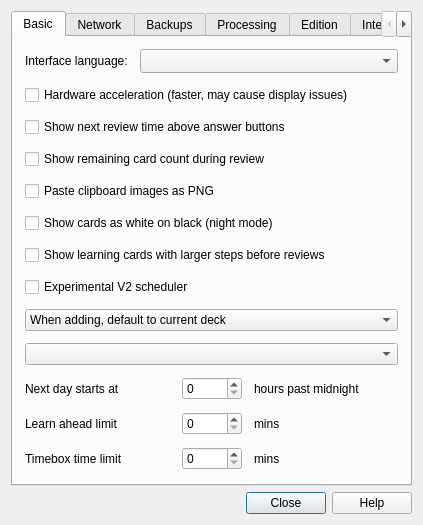
Before: the Qt Designer form designer/preferences.ui in lovac42/anki, drawn with Qt 5.
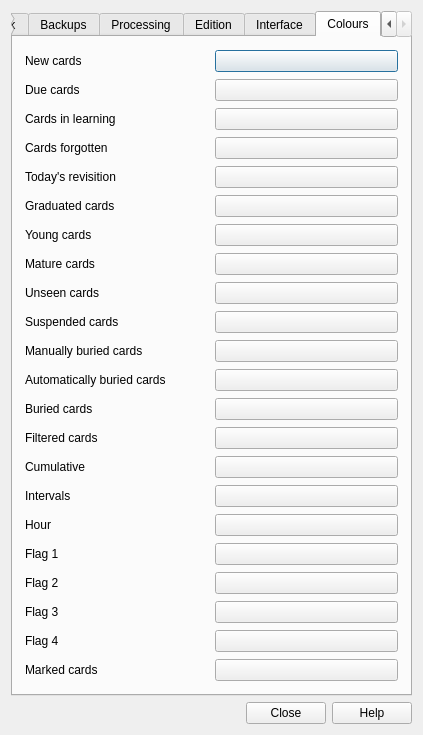
After: the same form once the commit is applied. The open tabs and pages were chosen to show the change.

Commit message: Colours can be configured from preferences

Diff of the .ui file:
```diff
--- a/designer/preferences.ui
+++ b/designer/preferences.ui
@@ -7,7 +7,7 @@
     <x>0</x>
     <y>0</y>
     <width>423</width>
-    <height>508</height>
+    <height>735</height>
    </rect>
   </property>
   <property name="windowTitle">
@@ -438,7 +438,7 @@
        </item>
       </layout>
      </widget>
-     <widget class="QWidget" name="tab_3">
+     <widget class="QWidget" name="tab_4">
       <attribute name="title">
        <string>Processing</string>
       </attribute>
@@ -540,6 +540,432 @@
        </item>
       </layout>
      </widget>
+     <widget class="QWidget" name="tab_4">
+      <attribute name="title">
+       <string>Colours</string>
+      </attribute>
+      <layout class="QGridLayout" name="verticalLayout_3">
+       <property name="margin">
+        <number>12</number>
+       </property>
+       <item row="0" column="0">
+        <widget class="QLabel" name="label_2">
+         <property name="toolTip">
+          <string>Cards that you are supposed to see today</string>
+         </property>
+         <property name="locale">
+          <locale language="English" country="UnitedStates"/>
+         </property>
+         <property name="text">
+          <string>New cards</string>
+         </property>
+        </widget>
+       </item>
+       <item row="0" column="1">
+        <widget class="QPushButton" name="newButton">
+         <property name="text">
+          <string/>
+         </property>
+        </widget>
+       </item>
+       <item row="1" column="0">
+        <widget class="QLabel" name="label_2">
+         <property name="toolTip">
+          <string>Cards you'll see today, and that you have already
+		   seen (sum of review, and learning).</string>
+         </property>
+         <property name="locale">
+          <locale language="English" country="UnitedStates"/>
+         </property>
+         <property name="text">
+          <string>Due cards</string>
+         </property>
+        </widget>
+       </item>
+       <item row="1" column="1">
+        <widget class="QPushButton" name="dueButton">
+         <property name="text">
+          <string/>
+         </property>
+        </widget>
+       </item>
+       <item row="2" column="0">
+        <widget class="QLabel" name="label_2">
+         <property name="toolTip">
+          <string>Cards that you have recently seen and that you'll
+		   see again soon. Either a new card which has not graduated,
+		   or a review which you forgot.</string>
+         </property>
+         <property name="locale">
+          <locale language="English" country="UnitedStates"/>
+         </property>
+         <property name="text">
+          <string>Cards in learning</string>
+         </property>
+        </widget>
+       </item>
+       <item row="2" column="1">
+        <widget class="QPushButton" name="learnButton">
+         <property name="text">
+          <string/>
+         </property>
+        </widget>
+       </item>
+       <item row="4" column="0">
+        <widget class="QLabel" name="label_2">
+         <property name="toolTip">
+          <string>Cards which have already graduated, that you are
+		   supposed to see today, and have not already seen.</string>
+         </property>
+         <property name="locale">
+          <locale language="English" country="UnitedStates"/>
+         </property>
+         <property name="text">
+          <string>Today's revisition</string>
+         </property>
+        </widget>
+       </item>
+       <item row="4" column="1">
+        <widget class="QPushButton" name="revButton">
+         <property name="text">
+          <string/>
+         </property>
+        </widget>
+       </item>
+       <item row="5" column="0">
+        <widget class="QLabel" name="label_2">
+         <property name="toolTip">
+          <string>Cards which are not new, nor in learning.</string>
+         </property>
+         <property name="locale">
+          <locale language="English" country="UnitedStates"/>
+         </property>
+         <property name="text">
+          <string>Graduated cards</string>
+         </property>
+        </widget>
+       </item>
+       <item row="5" column="1">
+        <widget class="QPushButton" name="gradButton">
+         <property name="text">
+          <string/>
+         </property>
+        </widget>
+       </item>
+       <item row="6" column="0">
+        <widget class="QLabel" name="label_2">
+         <property name="toolTip">
+          <string>Cards whose interval is less than three weeks.</string>
+         </property>
+         <property name="locale">
+          <locale language="English" country="UnitedStates"/>
+         </property>
+         <property name="text">
+          <string>Young cards</string>
+         </property>
+        </widget>
+       </item>
+       <item row="6" column="1">
+        <widget class="QPushButton" name="youngButton">
+         <property name="text">
+          <string/>
+         </property>
+        </widget>
+       </item>
+       <item row="7" column="0">
+        <widget class="QLabel" name="label_2">
+         <property name="toolTip">
+          <string>Cards whose interval is at least three weeks.</string>
+         </property>
+         <property name="locale">
+          <locale language="English" country="UnitedStates"/>
+         </property>
+         <property name="text">
+          <string>Mature cards</string>
+         </property>
+        </widget>
+       </item>
+       <item row="7" column="1">
+        <widget class="QPushButton" name="matureButton">
+         <property name="text">
+          <string/>
+         </property>
+        </widget>
+       </item>
+       <item row="8" column="0">
+        <widget class="QLabel" name="label_2">
+         <property name="toolTip">
+          <string>Cards which you never saw (or which you buried
+           before they graduated)</string>
+         </property>
+         <property name="locale">
+          <locale language="English" country="UnitedStates"/>
+         </property>
+         <property name="text">
+          <string>Unseen cards</string>
+         </property>
+        </widget>
+       </item>
+       <item row="8" column="1">
+        <widget class="QPushButton" name="unseenButton">
+         <property name="text">
+          <string/>
+         </property>
+        </widget>
+       </item>
+       <item row="9" column="0">
+        <widget class="QLabel" name="label_2">
+         <property name="toolTip">
+          <string/>
+         </property>
+         <property name="locale">
+          <locale language="English" country="UnitedStates"/>
+         </property>
+         <property name="text">
+          <string>Suspended cards</string>
+         </property>
+        </widget>
+       </item>
+       <item row="9" column="1">
+        <widget class="QPushButton" name="suspButton">
+         <property name="text">
+          <string/>
+         </property>
+        </widget>
+       </item>
+       <item row="10" column="0">
+        <widget class="QLabel" name="label_2">
+         <property name="toolTip">
+          <string>Cards such that you pressed «bury» today on them</string>
+         </property>
+         <property name="locale">
+          <locale language="English" country="UnitedStates"/>
+         </property>
+         <property name="text">
+          <string>Manually buried cards</string>
+         </property>
+        </widget>
+       </item>
+       <item row="10" column="1">
+        <widget class="QPushButton" name="userBuriedButton">
+         <property name="text">
+          <string/>
+         </property>
+        </widget>
+       </item>
+       <item row="11" column="0">
+        <widget class="QLabel" name="label_2">
+         <property name="toolTip">
+          <string>Cards which were buried because you reviewed one of
+		   their siblings.</string>
+         </property>
+         <property name="locale">
+          <locale language="English" country="UnitedStates"/>
+         </property>
+         <property name="text">
+          <string>Automatically buried cards</string>
+         </property>
+        </widget>
+       </item>
+       <item row="11" column="1">
+        <widget class="QPushButton" name="schedBuriedButton">
+         <property name="text">
+          <string/>
+         </property>
+        </widget>
+       </item>
+       <item row="13" column="0">
+        <widget class="QLabel" name="label_2">
+         <property name="toolTip">
+          <string>A card which is currently in a filtered deck.</string>
+         </property>
+         <property name="locale">
+          <locale language="English" country="UnitedStates"/>
+         </property>
+         <property name="text">
+          <string>Filtered cards</string>
+         </property>
+        </widget>
+       </item>
+       <item row="13" column="1">
+        <widget class="QPushButton" name="cramButton">
+         <property name="text">
+          <string/>
+         </property>
+        </widget>
+       </item>
+       <item row="14" column="0">
+        <widget class="QLabel" name="label_2">
+         <property name="toolTip">
+          <string>Colour used to show a sum over the history of your deck</string>
+         </property>
+         <property name="locale">
+          <locale language="English" country="UnitedStates"/>
+         </property>
+         <property name="text">
+          <string>Cumulative</string>
+         </property>
+        </widget>
+       </item>
+       <item row="14" column="1">
+        <widget class="QPushButton" name="cumButton">
+         <property name="text">
+          <string/>
+         </property>
+        </widget>
+       </item>
+       <item row="3" column="1">
+        <widget class="QPushButton" name="relearnButton">
+         <property name="text">
+          <string/>
+         </property>
+        </widget>
+       </item>
+       <item row="3" column="0">
+        <widget class="QLabel" name="label_3">
+         <property name="text">
+          <string>Cards forgotten</string>
+         </property>
+        </widget>
+       </item>
+       <item row="15" column="0">
+        <widget class="QLabel" name="label_5">
+         <property name="toolTip">
+          <string>Only used in stats</string>
+         </property>
+         <property name="text">
+          <string>Intervals</string>
+         </property>
+        </widget>
+       </item>
+       <item row="15" column="1">
+        <widget class="QPushButton" name="ivlButton">
+         <property name="text">
+          <string/>
+         </property>
+        </widget>
+       </item>
+       <item row="21" column="0">
+        <widget class="QLabel" name="label_2">
+         <property name="toolTip">
+          <string>Notes on which you pressed «mark».</string>
+         </property>
+         <property name="locale">
+          <locale language="English" country="UnitedStates"/>
+         </property>
+         <property name="text">
+          <string>Marked cards</string>
+         </property>
+        </widget>
+       </item>
+       <item row="21" column="1">
+        <widget class="QPushButton" name="markedButton">
+         <property name="text">
+          <string/>
+         </property>
+        </widget>
+       </item>
+       <item row="16" column="0">
+        <widget class="QLabel" name="label_6">
+         <property name="toolTip">
+          <string>Only used in stats.</string>
+         </property>
+         <property name="text">
+          <string>Hour</string>
+         </property>
+        </widget>
+       </item>
+       <item row="16" column="1">
+        <widget class="QPushButton" name="hourButton">
+         <property name="text">
+          <string/>
+         </property>
+        </widget>
+       </item>
+       <item row="17" column="0">
+        <widget class="QLabel" name="label_6">
+         <property name="toolTip">
+          <string>Flag 1.</string>
+         </property>
+         <property name="text">
+          <string>Flag 1</string>
+         </property>
+        </widget>
+       </item>
+       <item row="17" column="1">
+        <widget class="QPushButton" name="flag1Button">
+         <property name="text">
+          <string/>
+         </property>
+        </widget>
+       </item>
+       <item row="18" column="0">
+        <widget class="QLabel" name="label_6">
+         <property name="toolTip">
+          <string>Flag 2.</string>
+         </property>
+         <property name="text">
+          <string>Flag 2</string>
+         </property>
+        </widget>
+       </item>
+       <item row="18" column="1">
+        <widget class="QPushButton" name="flag2Button">
+         <property name="text">
+          <string/>
+         </property>
+        </widget>
+       </item>
+       <item row="19" column="0">
+        <widget class="QLabel" name="label_6">
+         <property name="toolTip">
+          <string>Flag 3.</string>
+         </property>
+         <property name="text">
+          <string>Flag 3</string>
+         </property>
+        </widget>
+       </item>
+       <item row="19" column="1">
+        <widget class="QPushButton" name="flag3Button">
+         <property name="text">
+          <string/>
+         </property>
+        </widget>
+       </item>
+       <item row="20" column="0">
+        <widget class="QLabel" name="label_6">
+         <property name="toolTip">
+          <string>Flag 4.</string>
+         </property>
+         <property name="text">
+          <string>Flag 4</string>
+         </property>
+        </widget>
+       </item>
+       <item row="20" column="1">
+        <widget class="QPushButton" name="flag4Button">
+         <property name="text">
+          <string/>
+         </property>
+        </widget>
+       </item>
+       <item row="12" column="0">
+        <widget class="QLabel" name="label_7">
+         <property name="text">
+          <string>Buried cards</string>
+         </property>
+        </widget>
+       </item>
+       <item row="12" column="1">
+        <widget class="QPushButton" name="buriedButton">
+         <property name="text">
+          <string/>
+         </property>
+        </widget>
+       </item>
+      </layout>
+     </widget>
     </widget>
    </item>
    <item>
```
Left out of the diff: 7 changed lines with no effect on the pictures. The commit also changes 7 other files.
